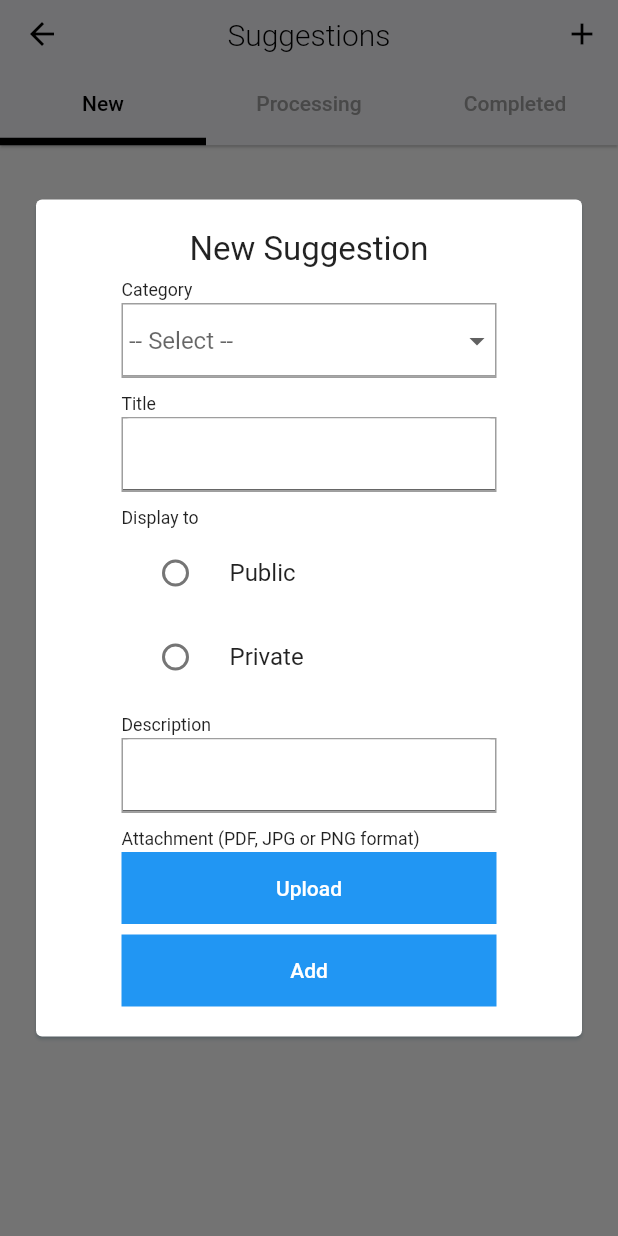
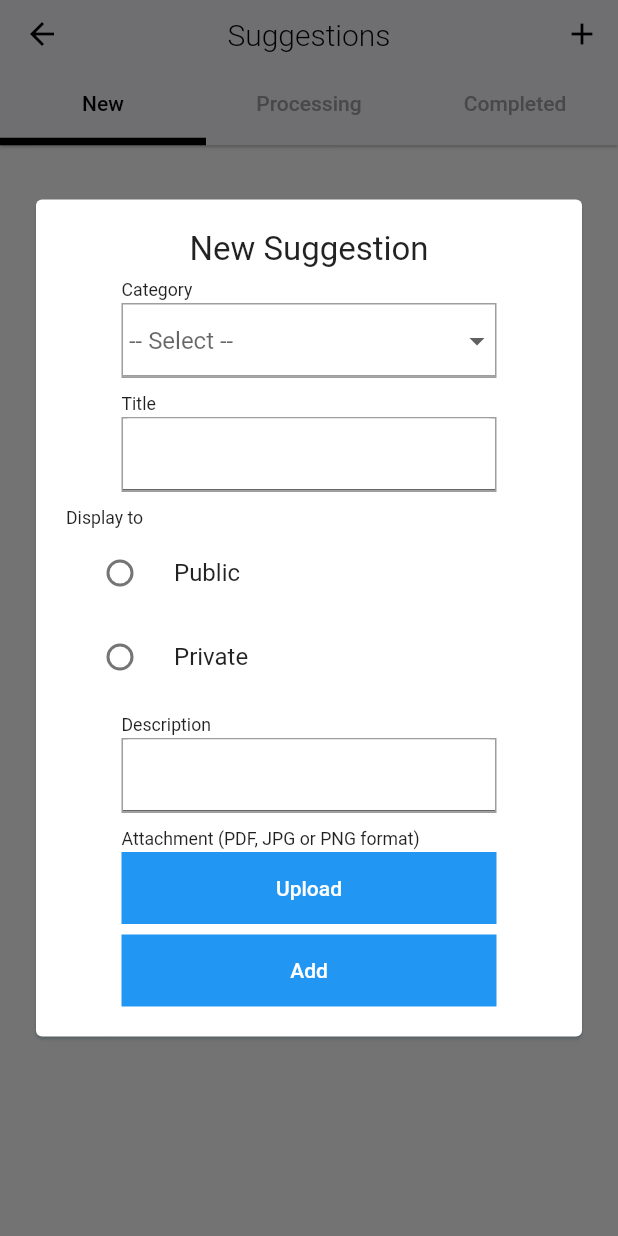
Before and after one commit to CodingPe/homeserva2, a Flutter app: the Suggestions screen opened directly, after a tap on the "add" icon, on a phone screen of 412 x 824 dp. Run offline on Flutter 3.47's test engine with Material 2 defaults, Android fonts, the phone set to English and light mode, and no system bars; our stand-ins replace firebase_core, firebase_messaging, hive, hive_flutter, image_picker; accounts and stored records are empty; network calls fail.

```diff
--- a/lib/a20_04_suggestions.dart
+++ b/lib/a20_04_suggestions.dart
@@ -17,7 +17,7 @@ class _SuggestionsState extends State<Suggestions> {
   TextEditingController title = TextEditingController();
   TextEditingController description = TextEditingController();
   String photo = '';
-  final _formkey = GlobalKey<FormState>();
+  final _formKey = GlobalKey<FormState>();
   final List<String> list = <String>[
     'BBQ',
     'Guard',
@@ -83,7 +83,7 @@ class _SuggestionsState extends State<Suggestions> {
                       child: Container(
                         padding: const EdgeInsets.all(20),
                         child:  Form(
-                          key: _formkey,
+                          key: _formKey,
                           child: SingleChildScrollView(
                             child: Column(
                               children: [
@@ -154,33 +154,26 @@ class _SuggestionsState extends State<Suggestions> {
                                   crossAxisAlignment: CrossAxisAlignment.start,
                                   children: [
                                     const Text("Display to"),
-                                    const SizedBox(height: 2),
-                                    Container(
-                                      width: 250,
-                                      child: RadioListTile(
+                                    const SizedBox(height: 2,width: 250),
+                                    RadioListTile(
                                       title: const Text('Public'),
                                       value: 'public',
                                       groupValue: _privacy,
                                       onChanged: (value) {
-                                          setState(() {
-                                            _privacy = value as String?;
-                                          });
+                                        setState(() {}
+                                        );
                                       },
                                     ),
-                                    ),
-                                    Container(
-                                      width: 250,
-                                      child: RadioListTile(
+                                    const SizedBox(width: 250,),
+                                    RadioListTile(
                                       title: const Text('Private'),
                                       value: 'private',
                                       groupValue: _privacy,
                                       onChanged: (value) {
-                                          setState(() {
-                                            _privacy = value as String?;
-                                          });
+                                        setState(() {}
+                                        );
                                       },
                                     ),
-                                    )
                                   ],
                                 ),
                                 const SizedBox(height: 10),
```
Also changed, not shown: lib/a20_03_complaints.dart (+9 -14 lines). Lines whose indentation alone changed are shown as unchanged.
